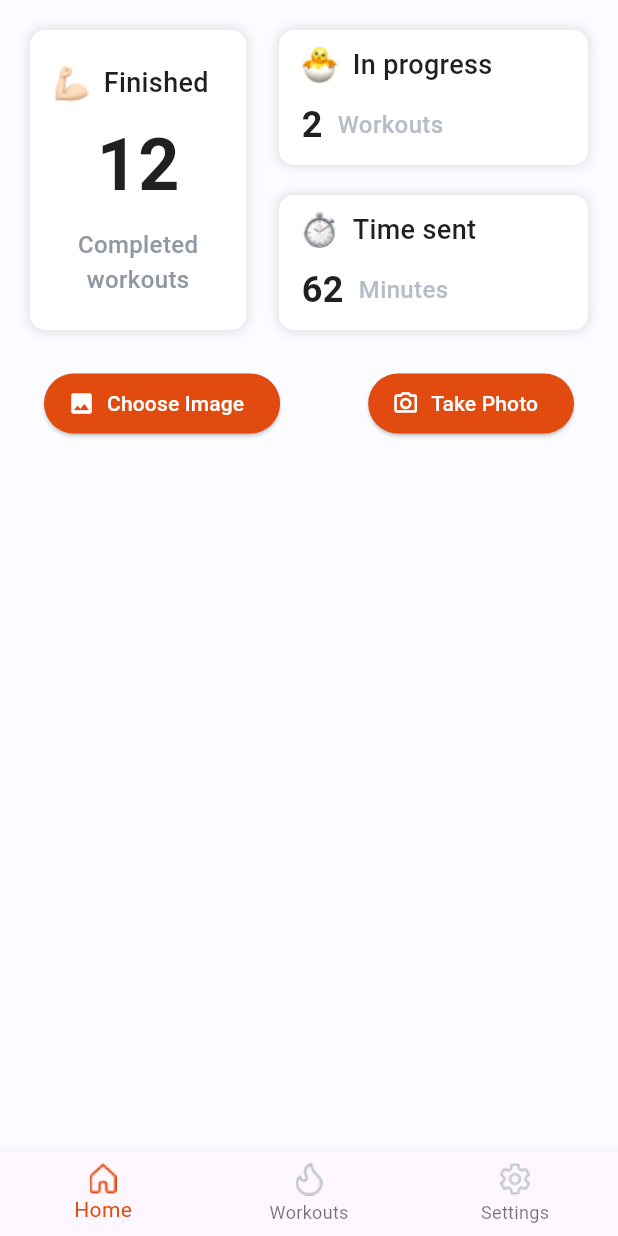
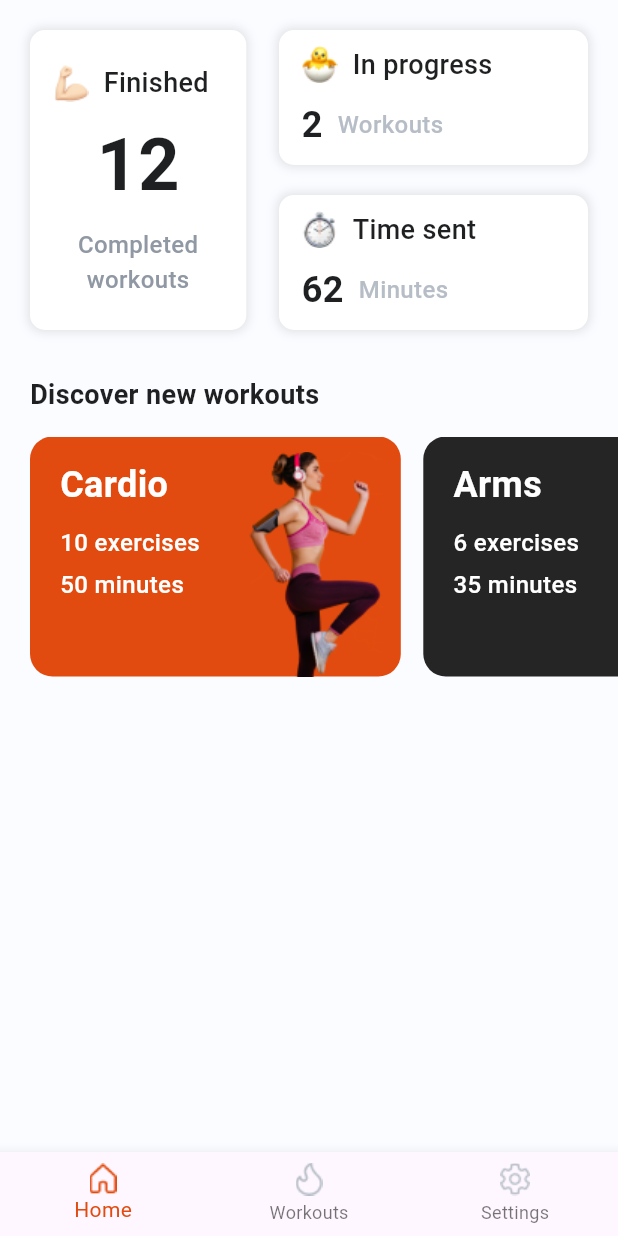
Before and after one commit to JohnMolano/gympt, a Flutter app: the TabBarPage screen opened directly, on a phone screen of 412 x 824 dp. Run offline on Flutter 3.47's test engine with Material 3 defaults, Android fonts, the phone set to English and light mode, and no system bars; our stand-ins replace bloc, cached_network_image, chewie, cloud_firestore, dots_indicator, firebase_auth and 12 more; missing offline and left inert: firebase_app_check, network_info_plus, youtube_api_client; accounts and stored records are empty; Roboto replaces fonts that are missing (NotoSansKR).

```diff
--- a/lib/core/const/data_constants.dart
+++ b/lib/core/const/data_constants.dart
@@ -25,7 +25,7 @@ class DataConstants {
   ];
 
   // Workouts
-  static final List<WorkoutData> workouts = [
+  static final List<WorkoutData> workoutsDemo = [
     WorkoutData(
         title: TextConstants.yogaTitle,
         exercices: TextConstants.yogaExercises,
--- /dev/null
+++ b/lib/core/service/workouts_servide.dart
@@ -0,0 +1,20 @@
+
+
+import 'package:cloud_firestore/cloud_firestore.dart';
+import 'package:firebase_auth/firebase_auth.dart';
+import 'package:gympt/data/workout_data.dart';
+
+class WorkoutsService {
+  static final FirebaseAuth firebase = FirebaseAuth.instance;
+  static final FirebaseFirestore firestore = FirebaseFirestore.instance;
+
+  static Future<List<WorkoutData>> fetchWorkouts() async {
+  final workoutsCollection = FirebaseFirestore.instance.collection('workouts');
+  final querySnapshot = await workoutsCollection.get();
+  List<WorkoutData> workouts = [];
+  for (var doc in querySnapshot.docs) {
+    workouts.add(WorkoutData.fromFirestore(doc));
+  }
+  return workouts;
+}
+}
--- a/lib/screens/home/widget/home_content.dart
+++ b/lib/screens/home/widget/home_content.dart
@@ -69,7 +69,7 @@ class HomeContent extends StatelessWidget {
                   workout: DataConstants.homeWorkouts[0],
                   onTap: () => Navigator.of(context).push(MaterialPageRoute(
                       builder: (_) => WorkoutDetailsPage(
-                            workout: DataConstants.workouts[0],
+                            workout: DataConstants.workoutsDemo[0],
                           )))),
               const SizedBox(width: 15),
               WorkoutCard(
@@ -77,7 +77,7 @@ class HomeContent extends StatelessWidget {
                   workout: DataConstants.homeWorkouts[1],
                   onTap: () => Navigator.of(context).push(MaterialPageRoute(
                       builder: (_) => WorkoutDetailsPage(
-                            workout: DataConstants.workouts[2],
+                            workout: DataConstants.workoutsDemo[2],
                           )))),
               const SizedBox(width: 20),
             ],
--- a/lib/screens/home/widget/home_ia_foto_content.dart
+++ b/lib/screens/home/widget/home_ia_foto_content.dart
@@ -1,10 +1,15 @@
+import 'package:flutter/foundation.dart';
 import 'package:gympt/core/const/color_constants.dart';
+import 'package:gympt/core/const/data_constants.dart';
 import 'package:gympt/core/const/text_constants.dart';
 import 'package:gympt/core/service/user_service.dart';
+import 'package:gympt/core/service/workouts_servide.dart';
+import 'package:gympt/data/workout_data.dart';
 import 'package:gympt/screens/home/widget/home_statistics.dart';
 import 'package:gympt/screens/home/widget/image_picker.dart';
 import 'package:flutter/material.dart';
-
+import 'package:gympt/screens/workout_details_screen/page/workout_details_page.dart';
+import 'home_exercises_card.dart';
 
 class HomeIAFotoContent extends StatefulWidget {
   const HomeIAFotoContent({super.key});
@@ -42,19 +47,93 @@ class _HomeIAFotoContentState extends State<HomeIAFotoContent> {
   }
 
   Widget _createHomeBody(BuildContext context) {
-    return SafeArea(
+    if(createdRoutine) {
+      return SafeArea(
       child: ListView(
         padding: const EdgeInsets.symmetric(vertical: 20),
         children: [
-          createdRoutine ? const HomeStatistics()
-          : _createProgress(), const SizedBox(height: 25), const ImagePickerScreen(),
+          const HomeStatistics(),
+          const SizedBox(height: 30),
+          _createExercisesList(context),
           //const VideoYoutubeScreen(),
           //const YoutubeVideoIframe(),
-          //const SizedBox(height: 35),
-          //const HomeStatistics(),
 
         ],
       ),
+    );
+    } else {
+      return SafeArea(
+      child: ListView(
+        padding: const EdgeInsets.symmetric(vertical: 20),
+        children: [
+          _createProgress(),
+          const SizedBox(height: 25),
+          const ImagePickerScreen(),
+        ],
+      ),
+    );
+    }
+
+  }
+
+
+  Widget _createExercisesList(BuildContext context) {
+    return Column(
+      crossAxisAlignment: CrossAxisAlignment.start,
+      children: [
+        const Padding(
+          padding: EdgeInsets.symmetric(horizontal: 20),
+          child: Text(
+            TextConstants.discoverWorkouts,
+            style: TextStyle(
+              color: ColorConstants.textBlack,
+              fontSize: 18,
+              fontWeight: FontWeight.bold,
+            ),
+          ),
+        ),
+        const SizedBox(height: 15),
+        SizedBox(
+          height: 160,
+          child: ListView(
+            scrollDirection: Axis.horizontal,
+            children: [
+              const SizedBox(width: 20),
+              WorkoutCard(
+                color: ColorConstants.cardioColor,
+                workout: DataConstants.homeWorkouts[0],
+                onTap: () async {
+                  // 1. Obteener los datos de Firebase
+                  List<WorkoutData> workouts = await WorkoutsService.fetchWorkouts();
+                  // 2. Verificar si hay datos
+                if (mounted && workouts.isNotEmpty) {
+                    // ignore: use_build_context_synchronously
+                    Navigator.of(context).push(MaterialPageRoute(
+                      builder: (_) => WorkoutDetailsPage(
+                        workout: workouts[0], // Acceder al primer elemento
+                      ),
+                    ));
+                  } else {
+                    // Manejar el caso donde no hay datos (mostrar un mensaje, etc.)
+                    if (kDebugMode) {
+                      print('No hay entrenamientos disponibles');
+                    }
+                  }
+                },
+              ),
+              const SizedBox(width: 15),
+              WorkoutCard(
+                  color: ColorConstants.armsColor,
+                  workout: DataConstants.homeWorkouts[1],
+                  onTap: () => Navigator.of(context).push(MaterialPageRoute(
+                      builder: (_) => WorkoutDetailsPage(
+                            workout: DataConstants.workoutsDemo[2],
+                          )))),
+              const SizedBox(width: 20),
+            ],
+          ),
+        ),
+      ],
     );
   }
 
--- a/lib/screens/tab_bar/page/tab_bar_page.dart
+++ b/lib/screens/tab_bar/page/tab_bar_page.dart
@@ -68,7 +68,7 @@ class TabBarPage extends StatelessWidget {
   Widget _createBody(BuildContext context, int index) {
     final children = [
       const HomeIAFotoPage(),
-      const HomePage(),
+      //const HomePage(),
       const WorkoutsPage(),
       const SettingsScreen()
       // Scaffold(
--- a/lib/screens/workout_details_screen/widget/panel/exercises_list.dart
+++ b/lib/screens/workout_details_screen/widget/panel/exercises_list.dart
@@ -97,7 +97,7 @@ class ExerciseCell extends StatelessWidget {
       decoration: BoxDecoration(
         borderRadius: BorderRadius.circular(5),
         image: DecorationImage(
-          image: AssetImage(workout.image),
+          image: NetworkImage(workout.image),
           fit: BoxFit.contain,
         ),
       ),
--- a/lib/screens/workout_details_screen/widget/workout_details_body.dart
+++ b/lib/screens/workout_details_screen/widget/workout_details_body.dart
@@ -1,3 +1,6 @@
+import 'dart:io';
+
+import 'package:flutter/foundation.dart';
 import 'package:gympt/core/const/color_constants.dart';
 import 'package:gympt/core/const/path_constants.dart';
 import 'package:gympt/data/workout_data.dart';
@@ -53,10 +56,8 @@ class WorkoutDetailsBody extends StatelessWidget {
   Widget _createImage() {
     return SizedBox(
       width: double.infinity,
-      child: Image(
-        image: AssetImage(workout.image),
-        fit: BoxFit.cover,
-      ),
+      child: kIsWeb ? Image.network(workout.image, fit: BoxFit.cover,) : Image.file(File(workout.image),),
+      //child: Image(image: AssetImage(workout.image),fit: BoxFit.cover,),
     );
   }
 }
--- a/lib/screens/workouts/widget/workout_content.dart
+++ b/lib/screens/workouts/widget/workout_content.dart
@@ -31,7 +31,7 @@ class WorkoutContent extends StatelessWidget {
           const SizedBox(height: 5),
           Expanded(
             child: ListView(
-              children: DataConstants.workouts
+              children: DataConstants.workoutsDemo
                   .map(
                     (e) => _createWorkoutCard(e),
                   )
```
Also changed, not shown: lib/data/workout_data.dart (+34 -0 lines), lib/screens/home/widget/video_iframe_youtube.dart (+12 -14 lines), lib/screens/start_workout/widget/start_workout_content.dart (+12 -10 lines), lib/screens/workout_details_screen/page/workout_details_page copy.dart (added, +74 -0 lines), lib/screens/workouts/page/workouts_page copy.dart (added, +36 -0 lines).
